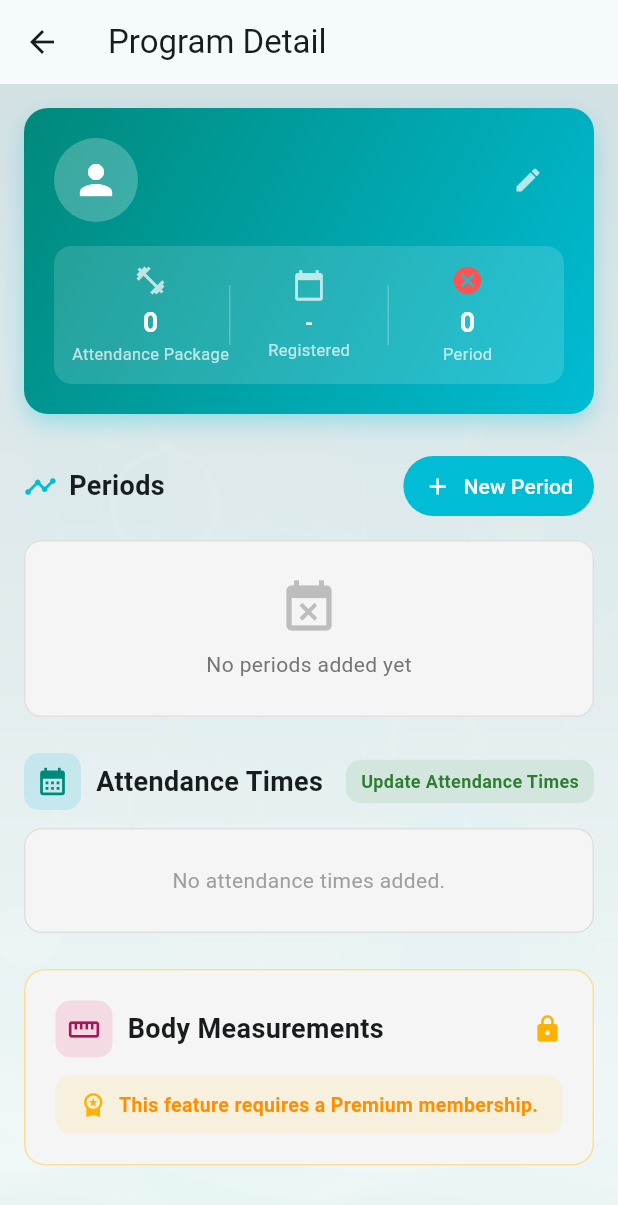
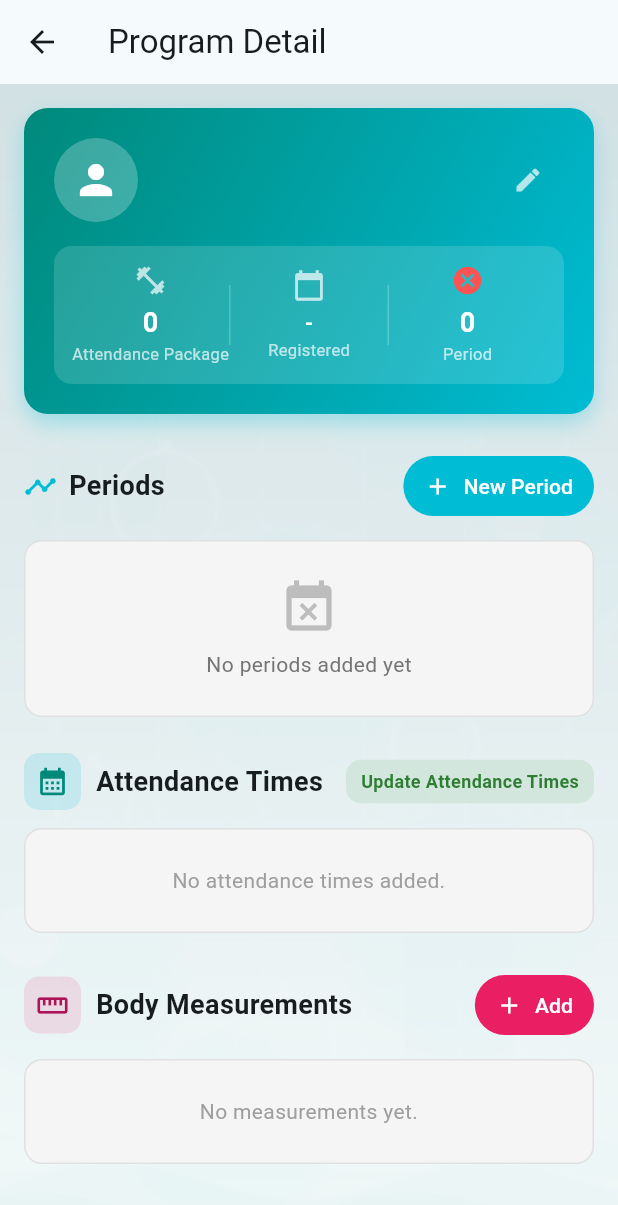
Before and after one commit to edulger90/ptrainer, a Flutter app: the ClientDetailPage screen opened directly with empty values, on a phone screen of 412 x 824 dp. Shown: the top 1205 px of the screen. Run offline on Flutter 3.47's test engine with Material 3 defaults, Android fonts, the phone set to English and light mode, and no system bars; our stand-ins replace flutter_local_notifications, flutter_secure_storage, flutter_timezone, google_mobile_ads, in_app_purchase, package_info_plus and 4 more; missing offline and left inert: in_app_purchase_storekit; accounts and stored records are empty.

Commit message:
feat: body measurements accessible with ads for free users

```diff
--- a/lib/l10n/translations_tr.dart
+++ b/lib/l10n/translations_tr.dart
@@ -8,12 +8,12 @@ const Map<String, String> trStrings = {
   'reasonTrainerKisisel': 'Trainer Kişisel',
   'reasonHastalik': 'Hastalık',
   'reasonOther': 'Diğer',
-  'reasonNoteLabel': 'Sebep Detayı',
-  'reasonNoteHint': 'Sebep detayını yazın (maks. 4000 karakter)',
+  'reasonNoteLabel': 'Mazeret Detayı',
+  'reasonNoteHint': 'Mazeret detayını yazın (maks. 4000 karakter)',
   // Period sonuna ders ekleme dialogu
-  'addLessonToPeriodEndTitle': 'Period Sonuna Katılım Eklensin mi?',
+  'addLessonToPeriodEndTitle': 'Period Sonu bir gün uzatılsın mı?',
   'addLessonToPeriodEndBody':
-      'Bu katılımı iptal ettiniz. Period sonuna yeni bir katılım eklemek ister misiniz?',
+      'Bu günü iptal ettiniz. Period sonuna yeni bir gün eklemek ister misiniz?',
   'yes': 'Evet',
   'no': 'Hayır',
   // Genel
@@ -73,7 +73,7 @@ const Map<String, String> trStrings = {
   // Home
   'myAthletes': 'Programlarım',
   'weeklyPlan': 'Haftalık Katılım Planı',
-  'monthlyAttendance': 'Aylık Katılım',
+  'monthlyAttendance': 'Aylık ',
   'monthlyAttendanceDesc':
       'Aylık takvimde gün, saat, kişi ve resmi tatilleri görüntüle',
   'analysis': 'Analiz',
@@ -121,8 +121,8 @@ const Map<String, String> trStrings = {
   'registrationDate': 'İlk Kayıt Tarihi',
   'nameEmpty': 'Ad Soyad boş bırakamazsınız',
   'atLeastOneSchedule': 'En az bir katılım saati tanımlamanız gerekir',
-  'packageSize': 'Paket (Katılım Sayısı)',
-  'packageCountValidation': 'Paket katılım sayısı 1 ile 100 arasında olmalıdır',
+  'packageSize': 'Paket (Gün Sayısı)',
+  'packageCountValidation': 'Paket gün sayısı 1 ile 100 arasında olmalıdır',
   'programTypeLabel': 'Program Tipi',
   'programTypeSport': 'Spor',
   'programTypeCourse': 'Kurs',
@@ -130,7 +130,7 @@ const Map<String, String> trStrings = {
   'packageTypeLabel': 'Paket Tipi',
   'packageTypeDaily': 'Günlük',
   'packageTypeMonthly': 'Aylık',
-  'packageOption': '{count} Katılımlık Paket',
+  'packageOption': '{count} Günlük Paket',
   'lessonSchedules': 'Katılım Saatleri',
   'addLessonTime': 'Katılım Saati Ekle',
   'noScheduleYet': 'Henüz katılım saati eklenmemiştir',
@@ -236,12 +236,12 @@ const Map<String, String> trStrings = {
   'undoCancelBody':
       '{date} tarihli katılım iptalini geri almak istiyor musunuz?\n\nPeriyot bitiş tarihi bir katılım günü geri çekilecek.',
   'confirmUndo': 'Geri Al',
-  'cancelled': 'Katılım İptal Edildi',
+  'cancelled': 'Gün İptal Edildi',
   'makeupLabel': 'Telafi: {date}',
-  'postponedLesson': 'Ötelenen katılım',
-  'selectMakeupDate': 'Telafi katılım tarihi seç',
+  'postponedLesson': 'Ötelenen gün',
+  'selectMakeupDate': 'Telafi gün tarihi seç',
   'undoCancelTooltip': 'İptali geri al',
-  'cancelAndPostpone': 'Katılımı iptal et ve ötele',
+  'cancelAndPostpone': 'Günü iptal et ve ötele',
   'resetAction': 'İşlemi Geri Al',
   'resetActionBody':
       '{date} tarihli katılım için yapılan tüm işlemler (yoklama, telafi, vb.) geri alınacak.\n\nDevam etmek istiyor musunuz?',
--- a/lib/pages/client_detail_page.dart
+++ b/lib/pages/client_detail_page.dart
@@ -14,7 +14,6 @@ import '../services/screen_preload_service.dart';
 import '../widgets/app_background.dart';
 import '../widgets/period_list_section.dart';
 import '../l10n/app_localizations.dart';
-import 'premium_page.dart';
 import '../models/trainer_weekday.dart';
 
 class ClientDetailPage extends StatefulWidget {
@@ -117,6 +116,11 @@ class _ClientDetailPageState extends State<ClientDetailPage> {
   }) async {
     final clientId = widget.client.id;
     if (clientId == null) return;
+    // Yeni ölçüm girişinde (ücretsiz kullanıcı): her seferinde reklam göster
+    if (measurement == null && !PremiumService().isPremium) {
+      await AdService().showMeasurementAd();
+      if (!mounted) return;
+    }
     DateTime date = measurement?.date ?? DateTime.now();
     final chestController = TextEditingController(
       text: measurement?.chest?.toString() ?? '',
@@ -1502,18 +1506,7 @@ class _ClientDetailPageState extends State<ClientDetailPage> {
                       if (_showsBodyMeasurements) ...[
                         const SizedBox(height: 24),
                         // ── Beden Ölçüleri Başlık ──
-                        if (!PremiumService().canAccessBodyMeasurements)
-                          _buildPremiumLockedSection(
-                            context,
-                            icon: Icons.straighten,
-                            iconColor: const Color(0xFFAD1457),
-                            bgColor: const Color(
-                              0xFFE91E63,
-                            ).withValues(alpha: 0.12),
-                            title: l.bodyMeasurements,
-                          )
-                        else ...[
-                          Row(
+                        Row(
                             children: [
                               Container(
                                 padding: const EdgeInsets.all(8),
@@ -1731,7 +1724,6 @@ class _ClientDetailPageState extends State<ClientDetailPage> {
                                     );
                                   },
                                 ),
-                        ], // end else body measurements premium
                       ],
                     ],
                   ),
@@ -1741,83 +1733,4 @@ class _ClientDetailPageState extends State<ClientDetailPage> {
     );
   }
 
-  Widget _buildPremiumLockedSection(
-    BuildContext context, {
-    required IconData icon,
-    required Color iconColor,
-    required Color bgColor,
-    required String title,
-  }) {
-    final l = AppLocalizations.of(context);
-    return GestureDetector(
-      onTap: () {
-        Navigator.of(
-          context,
-        ).push(MaterialPageRoute(builder: (_) => const PremiumPage()));
-      },
-      child: Container(
-        width: double.infinity,
-        padding: const EdgeInsets.all(20),
-        decoration: BoxDecoration(
-          color: Colors.grey[100],
-          borderRadius: BorderRadius.circular(14),
-          border: Border.all(color: Colors.amber.withValues(alpha: 0.4)),
-        ),
-        child: Column(
-          children: [
-            Row(
-              children: [
-                Container(
-                  padding: const EdgeInsets.all(8),
-                  decoration: BoxDecoration(
-                    color: bgColor,
-                    borderRadius: BorderRadius.circular(10),
-                  ),
-                  child: Icon(icon, color: iconColor, size: 22),
-                ),
-                const SizedBox(width: 10),
-                Expanded(
-                  child: Text(
-                    title,
-                    style: const TextStyle(
-                      fontSize: 18,
-                      fontWeight: FontWeight.bold,
-                    ),
-                  ),
-                ),
-                const Icon(Icons.lock, color: Color(0xFFFFB300), size: 20),
-              ],
-            ),
-            const SizedBox(height: 12),
-            Container(
-              padding: const EdgeInsets.symmetric(horizontal: 16, vertical: 10),
-              decoration: BoxDecoration(
-                color: Colors.amber.withValues(alpha: 0.1),
-                borderRadius: BorderRadius.circular(10),
-              ),
-              child: Row(
-                mainAxisAlignment: MainAxisAlignment.center,
-                children: [
-                  const Icon(
-                    Icons.workspace_premium,
-                    color: Color(0xFFFFB300),
-                    size: 18,
-                  ),
-                  const SizedBox(width: 8),
-                  Text(
-                    l.premiumRequired,
-                    style: const TextStyle(
-                      color: Color(0xFFFF8F00),
-                      fontWeight: FontWeight.w600,
-                      fontSize: 13,
-                    ),
-                  ),
-                ],
-              ),
-            ),
-          ],
-        ),
-      ),
-    );
-  }
 }
--- a/lib/pages/premium_page.dart
+++ b/lib/pages/premium_page.dart
@@ -273,9 +273,9 @@ class _PremiumPageState extends State<PremiumPage> {
                       _FeatureRow(
                         icon: Icons.straighten,
                         title: l.premiumFeatureMeasurements,
-                        freeValue: '—',
+                        freeValue: l.premiumWithAds,
                         premiumValue: '✓',
-                        freeBlocked: true,
+                        freeWithAds: true,
                       ),
                       _FeatureRow(
                         icon: Icons.calendar_month,
--- a/lib/services/ad_service.dart
+++ b/lib/services/ad_service.dart
@@ -145,6 +145,29 @@ class AdService {
     await completer.future;
   }
 
+  /// Beden ölçümü girişinde çağrılır — her seferinde reklam gösterir.
+  /// Reklam yoksa direkt tamamlanır (kullanıcıyı bloklamaz).
+  Future<void> showMeasurementAd() async {
+    if (_actionAd == null) return;
+    final completer = Completer<void>();
+    _actionAd!.fullScreenContentCallback = FullScreenContentCallback(
+      onAdDismissedFullScreenContent: (ad) {
+        ad.dispose();
+        _actionAd = null;
+        loadActionAd();
+        if (!completer.isCompleted) completer.complete();
+      },
+      onAdFailedToShowFullScreenContent: (ad, _) {
+        ad.dispose();
+        _actionAd = null;
+        loadActionAd();
+        if (!completer.isCompleted) completer.complete();
+      },
+    );
+    await _actionAd!.show(onUserEarnedReward: (_, __) {});
+    await completer.future;
+  }
+
   /// [onRewarded] → reklam izlendi, devam et
   /// [onFailed]   → reklam yok/hata, ne yapılacağı caller'a bırakılıyor
   Future<void> showClientAd({
```
